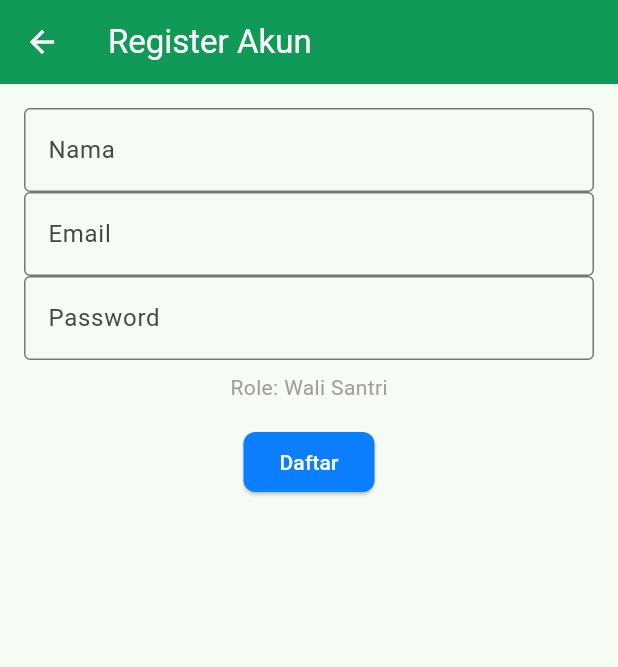
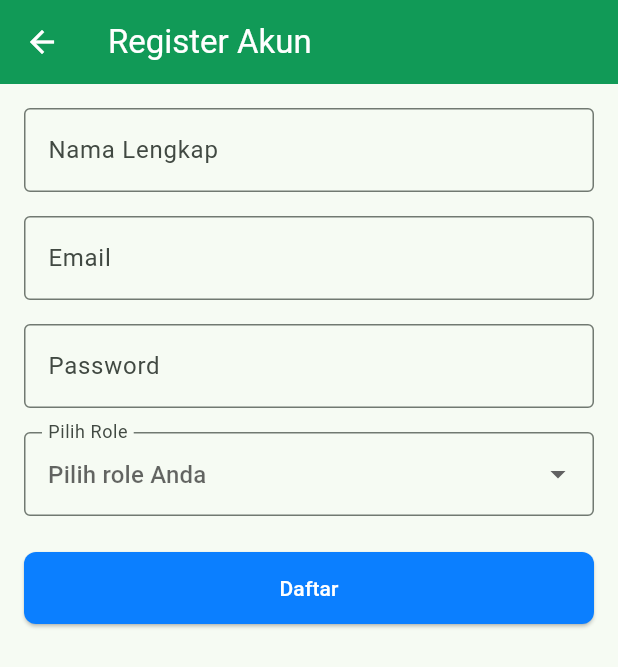
Before and after one commit to Fiinsz/UAS_MobileTeori, a Flutter app: the RegisterPage screen opened by its route, on a phone screen of 412 x 824 dp. Shown: the top 667 px of the screen. Run offline on Flutter 3.47's test engine with Material 3 defaults, Android fonts, the phone set to English and light mode, and no system bars; our stand-ins replace cloud_firestore, firebase_auth, firebase_core; accounts and stored records are empty.

Commit message:
Register rle baru

```diff
--- a/lib/features/auth/presentation/register_page.dart
+++ b/lib/features/auth/presentation/register_page.dart
@@ -13,15 +13,30 @@ class _RegisterPageState extends State<RegisterPage> {
   final _password = TextEditingController();
   final _name = TextEditingController();
   bool _loading = false;
+  String? _selectedRole; // Role yang dipilih user
+
+  // Daftar role yang tersedia untuk registrasi
+  // Catatan: Role admin tidak tersedia untuk registrasi publik (hanya 1 super admin)
+  final List<Map<String, String>> _roles = [
+    {'value': 'wali', 'label': 'Wali Santri (Orang Tua)'},
+    {'value': 'ustadz', 'label': 'Ustadz (Pengajar)'},
+  ];
 
   Future<void> _register() async {
+    // Validasi role harus dipilih
+    if (_selectedRole == null || _selectedRole!.isEmpty) {
+      ScaffoldMessenger.of(context).showSnackBar(
+        const SnackBar(content: Text('Silakan pilih role terlebih dahulu')),
+      );
+      return;
+    }
+
     setState(() => _loading = true);
-    // Register hanya untuk wali santri
     final ok = await registerWithEmailPassword(
       email: _email.text.trim(),
       password: _password.text,
       displayName: _name.text.trim(),
-      role: 'wali',
+      role: _selectedRole!, // Gunakan role yang dipilih user
     );
     setState(() => _loading = false);
     if (!mounted) return;
@@ -41,13 +56,69 @@ class _RegisterPageState extends State<RegisterPage> {
         padding: const EdgeInsets.all(16),
         child: Column(
           children: [
-            TextField(controller: _name, decoration: const InputDecoration(labelText: 'Nama')),
-            TextField(controller: _email, decoration: const InputDecoration(labelText: 'Email')),
-            TextField(controller: _password, decoration: const InputDecoration(labelText: 'Password'), obscureText: true),
-            const SizedBox(height: 8),
-            const Text('Role: Wali Santri', style: TextStyle(color: Colors.grey)),
+            TextField(
+              controller: _name,
+              decoration: const InputDecoration(
+                labelText: 'Nama Lengkap',
+                border: OutlineInputBorder(),
+              ),
+            ),
             const SizedBox(height: 16),
-            ElevatedButton(onPressed: _loading ? null : _register, child: _loading ? const CircularProgressIndicator() : const Text('Daftar')),
+            TextField(
+              controller: _email,
+              decoration: const InputDecoration(
+                labelText: 'Email',
+                border: OutlineInputBorder(),
+              ),
+              keyboardType: TextInputType.emailAddress,
+            ),
+            const SizedBox(height: 16),
+            TextField(
+              controller: _password,
+              decoration: const InputDecoration(
+                labelText: 'Password',
+                border: OutlineInputBorder(),
+              ),
+              obscureText: true,
+            ),
+            const SizedBox(height: 16),
+            // Dropdown untuk memilih role
+            DropdownButtonFormField<String>(
+              value: _selectedRole,
+              decoration: const InputDecoration(
+                labelText: 'Pilih Role',
+                border: OutlineInputBorder(),
+                hintText: 'Pilih role Anda',
+              ),
+              items: _roles.map((role) {
+                return DropdownMenuItem<String>(
+                  value: role['value'],
+                  child: Text(role['label']!),
+                );
+              }).toList(),
+              onChanged: (String? newValue) {
+                setState(() {
+                  _selectedRole = newValue;
+                });
+              },
+              validator: (value) {
+                if (value == null || value.isEmpty) {
+                  return 'Silakan pilih role';
+                }
+                return null;
+              },
+            ),
+            const SizedBox(height: 24),
+            SizedBox(
+              width: double.infinity,
+              height: 48,
+              child: ElevatedButton(
+                onPressed: _loading ? null : _register,
+                child: _loading
+                    ? const CircularProgressIndicator()
+                    : const Text('Daftar'),
+              ),
+            ),
           ],
         ),
       ),
```
